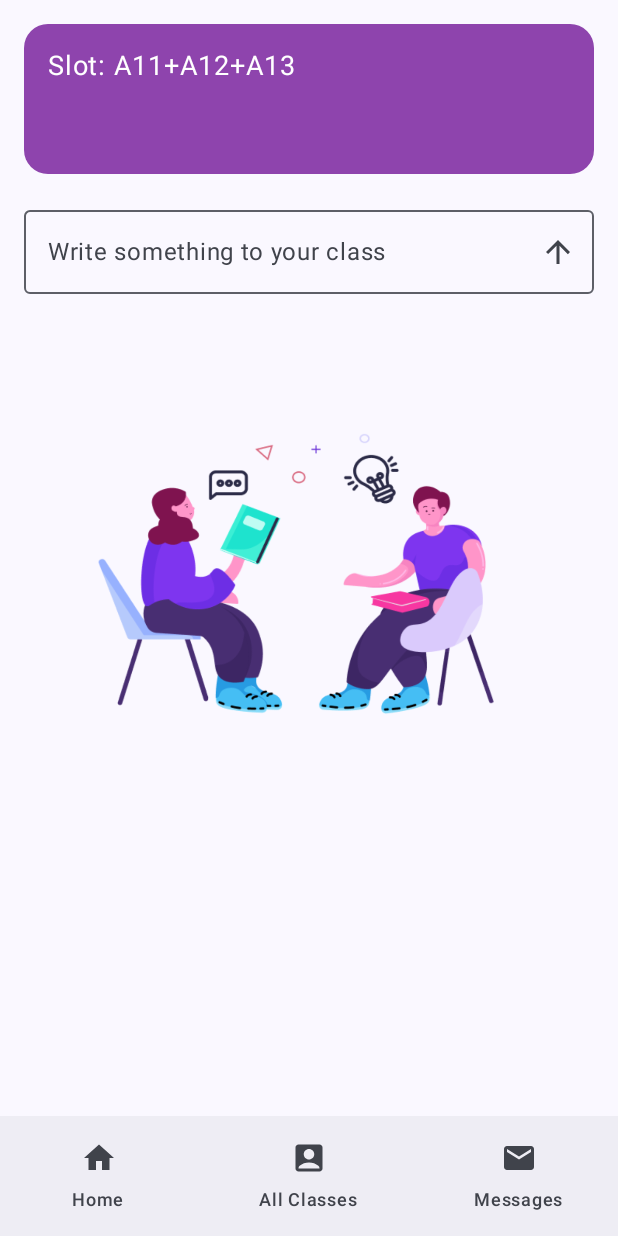
After one commit to Abinash6000/Attendance-System-EPICS-Project, an Android app built with Jetpack Compose: the PerClassView screen opened through its navigation route, on a phone screen of 412 x 824 dp. The commit adds this screen. Run offline under Robolectric (Android 15) with nearby library versions, the phone set to English and light mode, and no system bars.

Commit message:
PerClassView added

```diff
--- a/app/build.gradle.kts
+++ b/app/build.gradle.kts
@@ -50,6 +50,7 @@ dependencies {
     implementation(libs.androidx.ui.tooling.preview)
     implementation(libs.androidx.material3)
     implementation(libs.androidx.navigation.compose)
+    implementation(libs.androidx.navigation.runtime.ktx)
     testImplementation(libs.junit)
     androidTestImplementation(libs.androidx.junit)
     androidTestImplementation(libs.androidx.espresso.core)
@@ -57,6 +58,7 @@ dependencies {
     androidTestImplementation(libs.androidx.ui.test.junit4)
     debugImplementation(libs.androidx.ui.tooling)
     debugImplementation(libs.androidx.ui.test.manifest)
+    implementation ("androidx.compose.material:material-icons-extended:<version>")
     implementation("androidx.compose.ui:ui:1.5.1")
     implementation("androidx.compose.material3:material3:1.2.0")
     implementation("androidx.compose.material:material:1.5.1")
--- /dev/null
+++ b/app/src/main/java/com/project/attandancesystemepics/screens/PerClassView.kt
@@ -0,0 +1,90 @@
+package com.project.attandancesystemepics.screens
+
+import androidx.compose.foundation.Image
+import androidx.compose.foundation.layout.*
+import androidx.compose.foundation.shape.RoundedCornerShape
+import androidx.compose.material3.*
+import androidx.compose.material3.Icon
+import androidx.compose.material.icons.filled.ArrowUpward
+import androidx.compose.material.icons.Icons
+import androidx.compose.runtime.Composable
+import androidx.compose.ui.Alignment
+import androidx.compose.ui.Modifier
+import androidx.compose.ui.draw.clip
+import androidx.compose.ui.graphics.Color
+import androidx.compose.ui.layout.ContentScale
+import androidx.compose.ui.res.painterResource
+import androidx.compose.ui.unit.dp
+import androidx.compose.ui.unit.sp
+import androidx.navigation.NavController
+import com.project.attandancesystemepics.R
+import com.project.attandancesystemepics.screens.screenUtils.BottomBar
+
+@Composable
+fun PerClassView(navController: NavController) {
+    Scaffold(
+        bottomBar = { BottomBar(navController) }
+    ) { paddingValues ->
+        Column(
+            modifier = Modifier
+                .fillMaxSize()
+                .padding(paddingValues)
+                .padding(horizontal = 16.dp),
+            verticalArrangement = Arrangement.Top,
+            horizontalAlignment = Alignment.Start
+        ) {
+            Spacer(modifier = Modifier.height(16.dp))
+
+            Card(
+                modifier = Modifier
+                    .fillMaxWidth()
+                    .height(100.dp),
+                shape = RoundedCornerShape(16.dp),
+                colors = CardDefaults.cardColors(containerColor = Color(0xFF8E44AD))
+            ) {
+                Box(
+                    contentAlignment = Alignment.CenterStart,
+                    modifier = Modifier.padding(16.dp)
+                ) {
+                    Text(
+                        text = "Slot: A11+A12+A13",
+                        fontSize = 18.sp,
+                        color = Color.White
+                    )
+                }
+            }
+
+            Spacer(modifier = Modifier.height(16.dp))
+
+            OutlinedTextField(
+                value = "",
+                onValueChange = {},
+                placeholder = { Text("Write something to your class") },
+                modifier = Modifier
+                    .fillMaxWidth()
+                    .padding(vertical = 8.dp),
+                trailingIcon = {
+                    IconButton(onClick = { }) {
+                        Icon(imageVector = Icons.Filled.ArrowUpward, contentDescription = "ArrowUpward")
+                    }
+                }
+            )
+
+            Spacer(modifier = Modifier.height(16.dp))
+
+            Box(
+                modifier = Modifier.fillMaxWidth(),
+                contentAlignment = Alignment.Center
+            ) {
+                Image(
+                    painter = painterResource(id = R.drawable.mid),
+                    contentDescription = "Illustration",
+                    contentScale = ContentScale.Fit,
+                    modifier = Modifier
+                        .height(300.dp)
+                        .clip(RoundedCornerShape(30.dp))
+                )
+            }
+            }
+        }
+    }
--- /dev/null
+++ b/app/src/main/java/com/project/attandancesystemepics/screens/screenUtils/BottomBar.kt
@@ -0,0 +1,36 @@
+package com.project.attandancesystemepics.screens.screenUtils
+
+import androidx.compose.material.icons.Icons
+import androidx.compose.material.icons.filled.AccountBox
+import androidx.compose.material.icons.filled.Email
+import androidx.compose.material.icons.filled.Home
+import androidx.compose.material3.Icon
+import androidx.compose.material3.NavigationBar
+import androidx.compose.material3.NavigationBarItem
+import androidx.compose.material3.Text
+import androidx.compose.runtime.Composable
+import androidx.navigation.NavController
+
+@Composable
+fun BottomBar(navController: NavController) {
+    NavigationBar {
+        NavigationBarItem(
+            icon = { Icon(imageVector = Icons.Filled.Home, contentDescription = "Home") },
+            selected = false,
+            onClick = { /* TODO: Add navigation logic */ },
+            label = { Text("Home") }
+        )
+        NavigationBarItem(
+            icon = { Icon(imageVector = Icons.Filled.AccountBox, contentDescription = "All Classes") },
+            selected = false,
+            onClick = { /* TODO: Add navigation logic */ },
+            label = { Text("All Classes") }
+        )
+        NavigationBarItem(
+            icon = { Icon(imageVector = Icons.Filled.Email, contentDescription = "Messages") },
+            selected = false,
+            onClick = { /* TODO: Add navigation logic */ },
+            label = { Text("Messages") }
+        )
+    }
+}
--- a/gradle/libs.versions.toml
+++ b/gradle/libs.versions.toml
@@ -9,6 +9,7 @@ lifecycleRuntimeKtx = "2.8.7"
 activityCompose = "1.9.3"
 composeBom = "2024.04.01"
 navigationCompose = "2.8.5"
+navigationRuntimeKtx = "2.8.5"
 
 [libraries]
 androidx-core-ktx = { group = "androidx.core", name = "core-ktx", version.ref = "coreKtx" }
@@ -26,6 +27,7 @@ androidx-ui-test-manifest = { group = "androidx.compose.ui", name = "ui-test-man
 androidx-ui-test-junit4 = { group = "androidx.compose.ui", name = "ui-test-junit4" }
 androidx-material3 = { group = "androidx.compose.material3", name = "material3" }
 androidx-navigation-compose = { group = "androidx.navigation", name = "navigation-compose", version.ref = "navigationCompose" }
+androidx-navigation-runtime-ktx = { group = "androidx.navigation", name = "navigation-runtime-ktx", version.ref = "navigationRuntimeKtx" }
 
 [plugins]
 android-application = { id = "com.android.application", version.ref = "agp" }
```
Also changed, not shown: app/src/main/java/com/project/attandancesystemepics/MainActivity.kt (+3 -18 lines), app/src/main/java/com/project/attandancesystemepics/screens/Dashboard_screen.kt (+12 -3 lines), app/src/main/java/com/project/attandancesystemepics/screens/LoginScreen.kt (renamed from app/src/main/java/com/project/attandancesystemepics/LoginScreen.kt, +5 -10 lines), app/src/main/res/drawable/mid.png (added).
